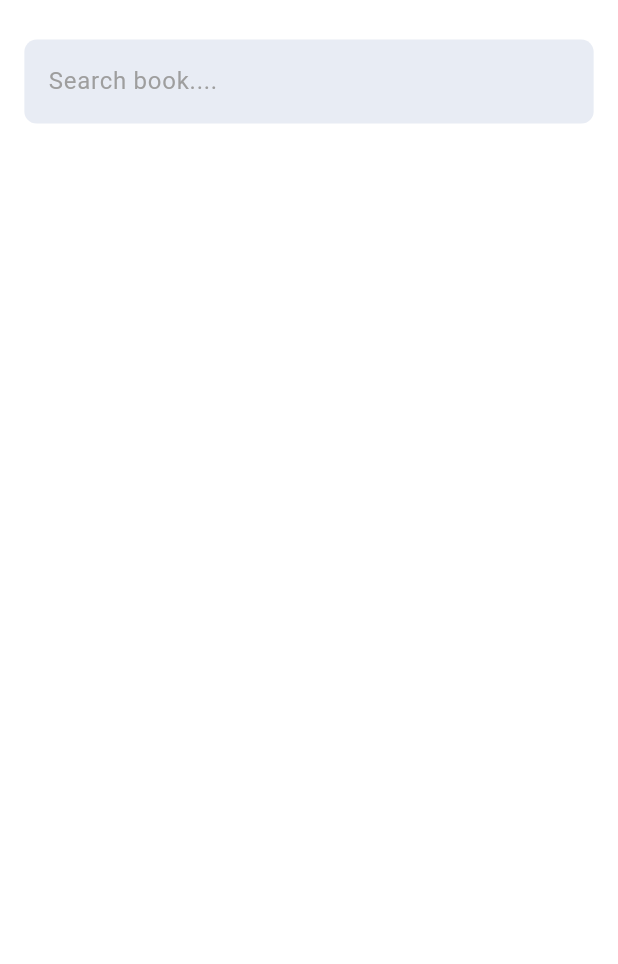
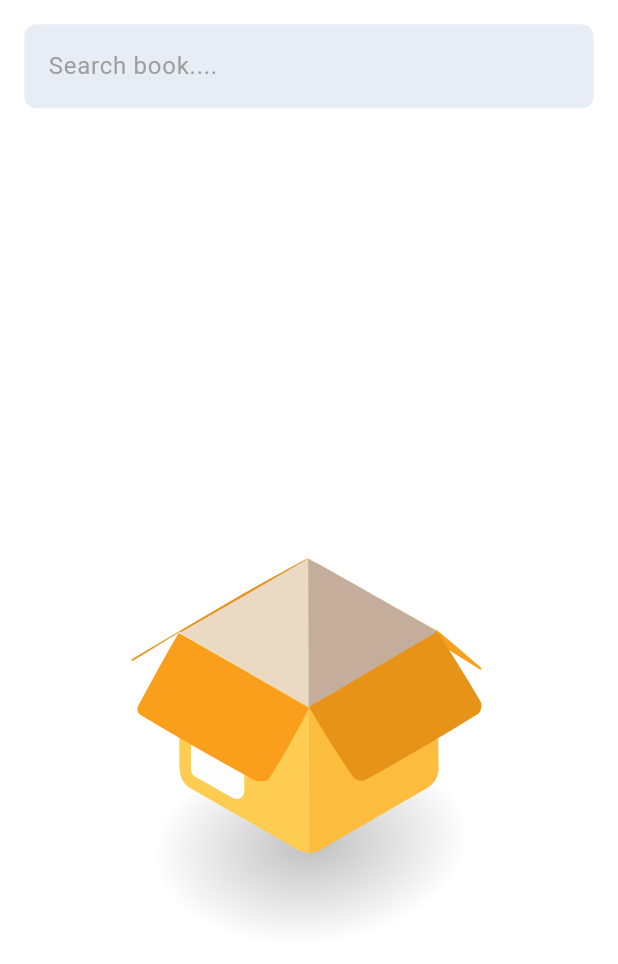
Before and after one commit to johnadelm23-beep/bookstore, a Flutter app: the HomeScreen screen opened directly, after a tap on an icon or button, on a phone screen of 412 x 824 dp. Shown: the top 964 px of the screen. Run offline on Flutter 3.47's test engine with Material 3 defaults, Android fonts, the light colour scheme and no system bars; our stand-ins replace bloc, cached_network_image, carousel_slider, dio, easy_localization, flutter_bloc and 8 more; accounts and stored records are empty; network calls fail; Roboto replaces fonts that are missing (DM).

Commit message:
search repo is done

```diff
--- a/lib/core/helper/api_constants.dart
+++ b/lib/core/helper/api_constants.dart
@@ -5,4 +5,5 @@ class ApiConstants {
   static const String login = 'login';
   static const String slider = 'sliders';
   static const String products = "products";
+  static const String search ='products-search';
 }
--- a/lib/features/home/ui/widgets/home_app_bar.dart
+++ b/lib/features/home/ui/widgets/home_app_bar.dart
@@ -1,6 +1,9 @@
-import 'package:book_stroe/features/search/ui/searc_sreen.dart';
+import 'package:book_stroe/features/search/cubit/cubit/search_cubit.dart';
+import 'package:book_stroe/features/search/data/search_repo.dart';
+import 'package:book_stroe/features/search/ui/search_screen.dart';
 import 'package:book_stroe/features/welcome/ui/welcome_screen.dart';
 import 'package:flutter/material.dart';
+import 'package:flutter_bloc/flutter_bloc.dart';
 import 'package:flutter_screenutil/flutter_screenutil.dart';
 import 'package:flutter_svg/svg.dart';
 import 'package:shared_preferences/shared_preferences.dart';
@@ -22,7 +25,12 @@ class HomeAppBar extends StatelessWidget {
           onTap: () {
             Navigator.push(
               context,
-              MaterialPageRoute(builder: (c) => SearchSreen()),
+              MaterialPageRoute(
+                builder: (c) => BlocProvider(
+                  create: (context) => SearchCubit(SearchRepo()),
+                  child: SearchScreen(),
+                ),
+              ),
             );
           },
           child: SvgPicture.asset('assets/icons/search-normal.svg'),
--- /dev/null
+++ b/lib/features/search/cubit/cubit/search_cubit.dart
@@ -0,0 +1,42 @@
+import 'package:bloc/bloc.dart';
+import 'package:book_stroe/features/home/data/model/product_model.dart';
+import 'package:book_stroe/features/search/data/search_repo.dart';
+import 'package:meta/meta.dart';
+import 'package:rxdart/rxdart.dart';
+
+part 'search_state.dart';
+
+class SearchCubit extends Cubit<SearchState> {
+  final SearchRepo repository;
+  final _searchSubject = PublishSubject<String>();
+
+  SearchCubit(this.repository) : super(SearchInitial()) {
+    _searchSubject.stream
+        .debounceTime(const Duration(milliseconds: 500))
+        .distinct()
+        .listen(search);
+  }
+  void onSearch(String text) {
+    _searchSubject.add(text);
+  }
+
+  Future<void> search(String text) async {
+    if (text.isEmpty) {
+      emit(SearchSuccessState(products: []));
+      return;
+    }
+    emit(SearchLoadingState());
+    final response = await SearchRepo.search(text: text);
+    if (response != null) {
+      emit(SearchSuccessState(products: response.data.products));
+    } else {
+      emit(SearchErrorState());
+    }
+  }
+
+  @override
+  Future<void> close() {
+    _searchSubject.close();
+    return super.close();
+  }
+}
--- /dev/null
+++ b/lib/features/search/cubit/cubit/search_state.dart
@@ -0,0 +1,13 @@
+part of 'search_cubit.dart';
+
+@immutable
+sealed class SearchState {}
+
+final class SearchInitial extends SearchState {}
+
+final class SearchLoadingState extends SearchState {}
+final class SearchSuccessState extends SearchState {
+  final List<Product>products;
+  SearchSuccessState({required this.products});
+}
+final class SearchErrorState extends SearchState {}
--- a/lib/features/search/ui/searc_sreen.dart
+++ /dev/null
@@ -1,29 +0,0 @@
-import 'package:book_stroe/core/widgets/custom_text_form_field.dart';
-import 'package:book_stroe/generated/locale_keys.g.dart';
-import 'package:easy_localization/easy_localization.dart';
-import 'package:flutter/material.dart';
-import 'package:flutter_screenutil/flutter_screenutil.dart';
-
-class SearchSreen extends StatelessWidget {
-  const SearchSreen({super.key});
-  @override
-  Widget build(BuildContext context) {
-    return Scaffold(
-      backgroundColor: Colors.white,
-      body: Padding(
-        padding: EdgeInsets.all(16.r),
-        child: SafeArea(
-          child: Column(
-            children: [
-              SizedBox(height: 10.h),
-              CustomTextFormField(
-                hintText: LocaleKeys.searchHint.tr(),
-                isPassword: false,
-              ),
-            ],
-          ),
-        ),
-      ),
-    );
-  }
-}
--- /dev/null
+++ b/lib/features/search/ui/search_screen.dart
@@ -0,0 +1,73 @@
+import 'package:book_stroe/core/theme/app_colors.dart';
+import 'package:book_stroe/core/widgets/custom_text_form_field.dart';
+import 'package:book_stroe/features/home/ui/widgets/custom_container_products.dart';
+import 'package:book_stroe/features/home/ui/widgets/home_app_bar.dart';
+import 'package:book_stroe/features/search/cubit/cubit/search_cubit.dart';
+import 'package:book_stroe/generated/locale_keys.g.dart';
+import 'package:easy_localization/easy_localization.dart';
+import 'package:flutter/material.dart';
+import 'package:flutter_bloc/flutter_bloc.dart';
+import 'package:flutter_screenutil/flutter_screenutil.dart';
+import 'package:lottie/lottie.dart';
+
+class SearchScreen extends StatelessWidget {
+  const SearchScreen({super.key});
+
+  @override
+  Widget build(BuildContext context) {
+    return Scaffold(
+      backgroundColor: Colors.white,
+      body: Padding(
+        padding: EdgeInsets.all(16.r),
+        child: SafeArea(
+          child: Column(
+            children: [
+              CustomTextFormField(
+                hintText: LocaleKeys.searchHint.tr(),
+                isPassword: false,
+                onChanged: (v) {
+                  context.read<SearchCubit>().search(v);
+                },
+              ),
+              SizedBox(height: 16.h),
+              Expanded(
+                child: BlocBuilder<SearchCubit, SearchState>(
+                  builder: (context, state) {
+                    if (state is SearchLoadingState) {
+                      return Center(
+                        child: CircularProgressIndicator(
+                          color: AppColors.primaryColor,
+                        ),
+                      );
+                    } else if (state is SearchSuccessState) {
+                      if (state.products.isEmpty) {
+                        return Lottie.asset("assets/lottie/Empty box.json");
+                      }
+                      return GridView.builder(
+                        itemCount: state.products.length,
+                        gridDelegate: SliverGridDelegateWithFixedCrossAxisCount(
+                          crossAxisCount: 2,
+                          crossAxisSpacing: 10,
+                          mainAxisSpacing: 10,
+                          childAspectRatio: 162 / 281,
+                        ),
+                        itemBuilder: (context, index) {
+                          final product = state.products[index];
+                          return CustomContainerProducts(products: product);
+                        },
+                      );
+                    } else {
+                      return Center(
+                        child: Lottie.asset("assets/lottie/Empty box.json"),
+                      );
+                    }
+                  },
+                ),
+              ),
+            ],
+          ),
+        ),
+      ),
+    );
+  }
+}
--- a/pubspec.yaml
+++ b/pubspec.yaml
@@ -45,6 +45,8 @@ dependencies:
   smooth_page_indicator: ^2.0.1
   cached_network_image: ^3.4.1
   skeletonizer: ^2.1.3
+  lottie: ^3.3.2
+  rxdart: ^0.28.0
 
 dev_dependencies:
   flutter_test:
@@ -78,6 +80,7 @@ flutter:
     - assets/translations/
     - assets/fonts/
     - assets/icons/
+    - assets/lottie/
 
   # An image asset can refer to one or more resolution-specific "variants", see
   # https://flutter.dev/to/resolution-aware-images
```
Also changed, not shown: assets/lottie/Empty box.json (added, +1 -0 lines), lib/features/search/data/search_repo.dart (added, +22 -0 lines), pubspec.lock.
